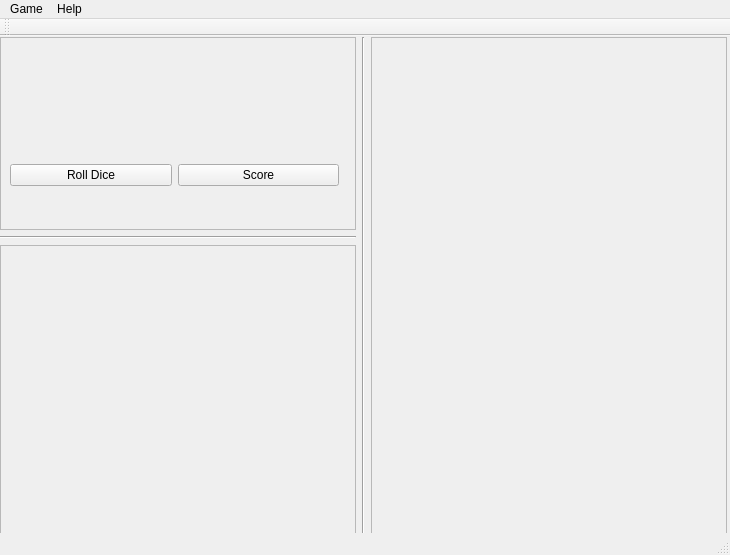
kiloecho78/CS4865, file FinalProject/Yahtzee/gamewindow.ui: the form before one commit.
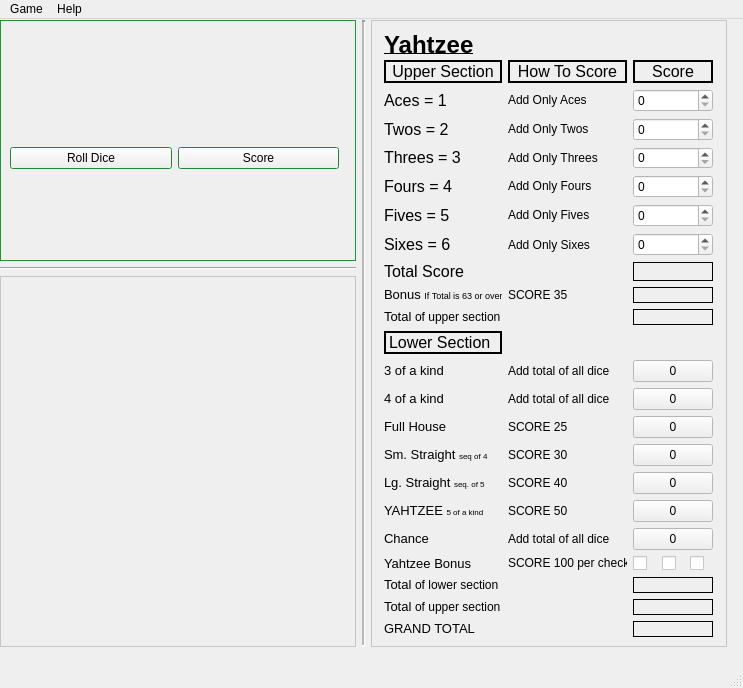
The form after the commit. Icons and pictures are not drawn. Custom widgets are drawn as their Qt base class.

Patch:
```diff
--- a/FinalProject/Yahtzee/gamewindow.ui
+++ b/FinalProject/Yahtzee/gamewindow.ui
@@ -6,21 +6,85 @@
    <rect>
     <x>0</x>
     <y>0</y>
-    <width>730</width>
-    <height>555</height>
+    <width>743</width>
+    <height>688</height>
    </rect>
   </property>
   <property name="windowTitle">
    <string>Yahtzee</string>
   </property>
   <widget class="QWidget" name="centralWidget">
+   <property name="palette">
+    <palette>
+     <active>
+      <colorrole role="Base">
+       <brush brushstyle="SolidPattern">
+        <color alpha="255">
+         <red>255</red>
+         <green>255</green>
+         <blue>255</blue>
+        </color>
+       </brush>
+      </colorrole>
+      <colorrole role="Window">
+       <brush brushstyle="SolidPattern">
+        <color alpha="255">
+         <red>255</red>
+         <green>255</green>
+         <blue>255</blue>
+        </color>
+       </brush>
+      </colorrole>
+     </active>
+     <inactive>
+      <colorrole role="Base">
+       <brush brushstyle="SolidPattern">
+        <color alpha="255">
+         <red>255</red>
+         <green>255</green>
+         <blue>255</blue>
+        </color>
+       </brush>
+      </colorrole>
+      <colorrole role="Window">
+       <brush brushstyle="SolidPattern">
+        <color alpha="255">
+         <red>255</red>
+         <green>255</green>
+         <blue>255</blue>
+        </color>
+       </brush>
+      </colorrole>
+     </inactive>
+     <disabled>
+      <colorrole role="Base">
+       <brush brushstyle="SolidPattern">
+        <color alpha="255">
+         <red>255</red>
+         <green>255</green>
+         <blue>255</blue>
+        </color>
+       </brush>
+      </colorrole>
+      <colorrole role="Window">
+       <brush brushstyle="SolidPattern">
+        <color alpha="255">
+         <red>255</red>
+         <green>255</green>
+         <blue>255</blue>
+        </color>
+       </brush>
+      </colorrole>
+     </disabled>
+    </palette>
+   </property>
    <widget class="QWidget" name="horizontalLayoutWidget">
     <property name="geometry">
      <rect>
       <x>-2</x>
       <y>-1</y>
       <width>731</width>
-      <height>501</height>
+      <height>631</height>
      </rect>
     </property>
     <layout class="QHBoxLayout" name="horizontalLayout">
@@ -52,6 +116,70 @@
            <height>241</height>
           </size>
          </property>
+         <property name="palette">
+          <palette>
+           <active>
+            <colorrole role="Base">
+             <brush brushstyle="SolidPattern">
+              <color alpha="255">
+               <red>255</red>
+               <green>255</green>
+               <blue>255</blue>
+              </color>
+             </brush>
+            </colorrole>
+            <colorrole role="Window">
+             <brush brushstyle="SolidPattern">
+              <color alpha="255">
+               <red>45</red>
+               <green>188</green>
+               <blue>74</blue>
+              </color>
+             </brush>
+            </colorrole>
+           </active>
+           <inactive>
+            <colorrole role="Base">
+             <brush brushstyle="SolidPattern">
+              <color alpha="255">
+               <red>255</red>
+               <green>255</green>
+               <blue>255</blue>
+              </color>
+             </brush>
+            </colorrole>
+            <colorrole role="Window">
+             <brush brushstyle="SolidPattern">
+              <color alpha="255">
+               <red>45</red>
+               <green>188</green>
+               <blue>74</blue>
+              </color>
+             </brush>
+            </colorrole>
+           </inactive>
+           <disabled>
+            <colorrole role="Base">
+             <brush brushstyle="SolidPattern">
+              <color alpha="255">
+               <red>45</red>
+               <green>188</green>
+               <blue>74</blue>
+              </color>
+             </brush>
+            </colorrole>
+            <colorrole role="Window">
+             <brush brushstyle="SolidPattern">
+              <color alpha="255">
+               <red>45</red>
+               <green>188</green>
+               <blue>74</blue>
+              </color>
+             </brush>
+            </colorrole>
+           </disabled>
+          </palette>
+         </property>
          <property name="frameShape">
           <enum>QFrame::StyledPanel</enum>
          </property>
@@ -87,6 +215,18 @@
              </property>
              <item>
               <widget class="Die" name="die1" native="true">
+               <property name="maximumSize">
+                <size>
+                 <width>100</width>
+                 <height>100</height>
+                </size>
+               </property>
+               <property name="sizeIncrement">
+                <size>
+                 <width>1</width>
+                 <height>1</height>
+                </size>
+               </property>
                <property name="text" stdset="0">
                 <string>1</string>
                </property>
@@ -130,7 +270,7 @@
              <property name="sizeHint" stdset="0">
               <size>
                <width>20</width>
-               <height>40</height>
+               <height>20</height>
               </size>
              </property>
             </spacer>
@@ -177,20 +317,638 @@
       </layout>
      </item>
      <item>
-      <widget class="Line" name="line">
+      <widget class="Line" name="leftRightDivider">
+       <property name="lineWidth">
+        <number>2</number>
+       </property>
+       <property name="midLineWidth">
+        <number>2</number>
+       </property>
        <property name="orientation">
         <enum>Qt::Vertical</enum>
        </property>
       </widget>
      </item>
      <item>
-      <widget class="QFrame" name="frame_3">
+      <widget class="QFrame" name="scoreCardFrame">
+       <property name="palette">
+        <palette>
+         <active>
+          <colorrole role="Base">
+           <brush brushstyle="SolidPattern">
+            <color alpha="255">
+             <red>255</red>
+             <green>255</green>
+             <blue>255</blue>
+            </color>
+           </brush>
+          </colorrole>
+          <colorrole role="Window">
+           <brush brushstyle="SolidPattern">
+            <color alpha="255">
+             <red>255</red>
+             <green>255</green>
+             <blue>255</blue>
+            </color>
+           </brush>
+          </colorrole>
+         </active>
+         <inactive>
+          <colorrole role="Base">
+           <brush brushstyle="SolidPattern">
+            <color alpha="255">
+             <red>255</red>
+             <green>255</green>
+             <blue>255</blue>
+            </color>
+           </brush>
+          </colorrole>
+          <colorrole role="Window">
+           <brush brushstyle="SolidPattern">
+            <color alpha="255">
+             <red>255</red>
+             <green>255</green>
+             <blue>255</blue>
+            </color>
+           </brush>
+          </colorrole>
+         </inactive>
+         <disabled>
+          <colorrole role="Base">
+           <brush brushstyle="SolidPattern">
+            <color alpha="255">
+             <red>255</red>
+             <green>255</green>
+             <blue>255</blue>
+            </color>
+           </brush>
+          </colorrole>
+          <colorrole role="Window">
+           <brush brushstyle="SolidPattern">
+            <color alpha="255">
+             <red>255</red>
+             <green>255</green>
+             <blue>255</blue>
+            </color>
+           </brush>
+          </colorrole>
+         </disabled>
+        </palette>
+       </property>
        <property name="frameShape">
         <enum>QFrame::StyledPanel</enum>
        </property>
        <property name="frameShadow">
         <enum>QFrame::Raised</enum>
        </property>
+       <widget class="QWidget" name="gridLayoutWidget">
+        <property name="geometry">
+         <rect>
+          <x>2</x>
+          <y>0</y>
+          <width>351</width>
+          <height>627</height>
+         </rect>
+        </property>
+        <layout class="QGridLayout" name="scoreCardLayout">
+         <item row="11" column="1">
+          <widget class="QLabel" name="lowerColHead">
+           <property name="frameShape">
+            <enum>QFrame::Box</enum>
+           </property>
+           <property name="lineWidth">
+            <number>2</number>
+           </property>
+           <property name="text">
+            <string>&lt;html&gt;&lt;head/&gt;&lt;body&gt;&lt;p&gt;&lt;span style=&quot; font-size:12pt;&quot;&gt;Lower Section&lt;/span&gt;&lt;/p&gt;&lt;/body&gt;&lt;/html&gt;</string>
+           </property>
+          </widget>
+         </item>
+         <item row="18" column="1">
+          <widget class="QLabel" name="cRow">
+           <property name="text">
+            <string>&lt;html&gt;&lt;head/&gt;&lt;body&gt;&lt;p&gt;&lt;span style=&quot; font-size:10pt;&quot;&gt;Chance&lt;/span&gt;&lt;/p&gt;&lt;/body&gt;&lt;/html&gt;</string>
+           </property>
+          </widget>
+         </item>
+         <item row="20" column="1">
+          <widget class="QLabel" name="totalLSRow">
+           <property name="text">
+            <string>&lt;html&gt;&lt;head/&gt;&lt;body&gt;&lt;p&gt;&lt;span style=&quot; font-size:10pt;&quot;&gt;Total &lt;/span&gt;of lower section&lt;/p&gt;&lt;/body&gt;&lt;/html&gt;
+</string>
+           </property>
+          </widget>
+         </item>
+         <item row="22" column="1">
+          <widget class="QLabel" name="totalGrandRow">
+           <property name="text">
+            <string>&lt;html&gt;&lt;head/&gt;&lt;body&gt;&lt;p&gt;&lt;span style=&quot; font-size:10pt;&quot;&gt;GRAND TOTAL&lt;/span&gt;&lt;/p&gt;&lt;/body&gt;&lt;/html&gt;</string>
+           </property>
+          </widget>
+         </item>
+         <item row="16" column="1">
+          <widget class="QLabel" name="lsRow">
+           <property name="text">
+            <string>&lt;html&gt;&lt;head/&gt;&lt;body&gt;&lt;p&gt;&lt;span style=&quot; font-size:10pt;&quot;&gt;Lg. Straight &lt;/span&gt;&lt;span style=&quot; font-size:6pt;&quot;&gt;seq. of 5&lt;/span&gt;&lt;/p&gt;&lt;/body&gt;&lt;/html&gt;</string>
+           </property>
+          </widget>
+         </item>
+         <item row="8" column="1">
+          <widget class="QLabel" name="totalRow1">
+           <property name="text">
+            <string>&lt;html&gt;&lt;head/&gt;&lt;body&gt;&lt;p&gt;&lt;span style=&quot; font-size:12pt;&quot;&gt;Total Score&lt;/span&gt;&lt;/p&gt;&lt;/body&gt;&lt;/html&gt;</string>
+           </property>
+          </widget>
+         </item>
+         <item row="19" column="1">
+          <widget class="QLabel" name="ybRow">
+           <property name="text">
+            <string>&lt;html&gt;&lt;head/&gt;&lt;body&gt;&lt;p&gt;&lt;span style=&quot; font-size:10pt;&quot;&gt;Yahtzee Bonus&lt;/span&gt;&lt;/p&gt;&lt;/body&gt;&lt;/html&gt;</string>
+           </property>
+          </widget>
+         </item>
+         <item row="14" column="1">
+          <widget class="QLabel" name="fhRow">
+           <property name="text">
+            <string>&lt;html&gt;&lt;head/&gt;&lt;body&gt;&lt;p&gt;&lt;span style=&quot; font-size:10pt;&quot;&gt;Full House&lt;/span&gt;&lt;/p&gt;&lt;/body&gt;&lt;/html&gt;</string>
+           </property>
+          </widget>
+         </item>
+         <item row="17" column="1">
+          <widget class="QLabel" name="yRow">
+           <property name="text">
+            <string>&lt;html&gt;&lt;head/&gt;&lt;body&gt;&lt;p&gt;&lt;span style=&quot; font-size:10pt;&quot;&gt;YAHTZEE &lt;/span&gt;&lt;span style=&quot; font-size:6pt;&quot;&gt;5 of a kind&lt;/span&gt;&lt;/p&gt;&lt;/body&gt;&lt;/html&gt;</string>
+           </property>
+          </widget>
+         </item>
+         <item row="10" column="1">
+          <widget class="QLabel" name="totalRow2">
+           <property name="frameShape">
+            <enum>QFrame::NoFrame</enum>
+           </property>
+           <property name="lineWidth">
+            <number>2</number>
+           </property>
+           <property name="text">
+            <string>&lt;html&gt;&lt;head/&gt;&lt;body&gt;&lt;p&gt;&lt;span style=&quot; font-size:10pt;&quot;&gt;Total &lt;/span&gt;of upper section&lt;/p&gt;&lt;/body&gt;&lt;/html&gt;</string>
+           </property>
+          </widget>
+         </item>
+         <item row="13" column="1">
+          <widget class="QLabel" name="foaKRow">
+           <property name="text">
+            <string>&lt;html&gt;&lt;head/&gt;&lt;body&gt;&lt;p&gt;&lt;span style=&quot; font-size:10pt;&quot;&gt;4 of a kind&lt;/span&gt;&lt;/p&gt;&lt;/body&gt;&lt;/html&gt;</string>
+           </property>
+          </widget>
+         </item>
+         <item row="12" column="1">
+          <widget class="QLabel" name="toaKRow">
+           <property name="text">
+            <string>&lt;html&gt;&lt;head/&gt;&lt;body&gt;&lt;p&gt;&lt;span style=&quot; font-size:10pt;&quot;&gt;3 of a kind&lt;/span&gt;&lt;/p&gt;&lt;/body&gt;&lt;/html&gt;</string>
+           </property>
+          </widget>
+         </item>
+         <item row="9" column="1">
+          <widget class="QLabel" name="bonusRow">
+           <property name="text">
+            <string>&lt;html&gt;&lt;head/&gt;&lt;body&gt;&lt;p&gt;&lt;span style=&quot; font-size:10pt;&quot;&gt;Bonus &lt;/span&gt;&lt;span style=&quot; font-size:7pt;&quot;&gt;If Total is 63 or over&lt;/span&gt;&lt;/p&gt;&lt;/body&gt;&lt;/html&gt;</string>
+           </property>
+          </widget>
+         </item>
+         <item row="15" column="1">
+          <widget class="QLabel" name="ssRow">
+           <property name="text">
+            <string>&lt;html&gt;&lt;head/&gt;&lt;body&gt;&lt;p&gt;&lt;span style=&quot; font-size:10pt;&quot;&gt;Sm. Straight &lt;/span&gt;&lt;span style=&quot; font-size:6pt;&quot;&gt;seq of 4&lt;/span&gt;&lt;/p&gt;&lt;/body&gt;&lt;/html&gt;</string>
+           </property>
+          </widget>
+         </item>
+         <item row="1" column="2">
+          <widget class="QLabel" name="howToColHead">
+           <property name="frameShape">
+            <enum>QFrame::Box</enum>
+           </property>
+           <property name="lineWidth">
+            <number>2</number>
+           </property>
+           <property name="text">
+            <string>&lt;html&gt;&lt;head/&gt;&lt;body&gt;&lt;p&gt;&lt;span style=&quot; font-size:12pt;&quot;&gt;How To Score&lt;/span&gt;&lt;/p&gt;&lt;/body&gt;&lt;/html&gt;</string>
+           </property>
+           <property name="alignment">
+            <set>Qt::AlignCenter</set>
+           </property>
+          </widget>
+         </item>
+         <item row="0" column="3">
+          <widget class="QLabel" name="playerName">
+           <property name="baseSize">
+            <size>
+             <width>1</width>
+             <height>2</height>
+            </size>
+           </property>
+          </widget>
+         </item>
+         <item row="0" column="1" colspan="2">
+          <widget class="QLabel" name="gameLabel">
+           <property name="sizePolicy">
+            <sizepolicy hsizetype="Preferred" vsizetype="Preferred">
+             <horstretch>0</horstretch>
+             <verstretch>0</verstretch>
+            </sizepolicy>
+           </property>
+           <property name="baseSize">
+            <size>
+             <width>2</width>
+             <height>2</height>
+            </size>
+           </property>
+           <property name="palette">
+            <palette>
+             <active>
+              <colorrole role="Midlight">
+               <brush brushstyle="SolidPattern">
+                <color alpha="255">
+                 <red>255</red>
+                 <green>255</green>
+                 <blue>255</blue>
+                </color>
+               </brush>
+              </colorrole>
+             </active>
+             <inactive>
+              <colorrole role="Midlight">
+               <brush brushstyle="SolidPattern">
+                <color alpha="255">
+                 <red>255</red>
+                 <green>255</green>
+                 <blue>255</blue>
+                </color>
+               </brush>
+              </colorrole>
+             </inactive>
+             <disabled>
+              <colorrole role="Midlight">
+               <brush brushstyle="SolidPattern">
+                <color alpha="255">
+                 <red>247</red>
+                 <green>247</green>
+                 <blue>247</blue>
+                </color>
+               </brush>
+              </colorrole>
+             </disabled>
+            </palette>
+           </property>
+           <property name="frameShape">
+            <enum>QFrame::NoFrame</enum>
+           </property>
+           <property name="text">
+            <string>&lt;html&gt;&lt;head/&gt;&lt;body&gt;&lt;p&gt;&lt;span style=&quot; font-size:18pt; font-weight:600; text-decoration: underline;&quot;&gt;Yahtzee&lt;/span&gt;&lt;/p&gt;&lt;/body&gt;&lt;/html&gt;</string>
+           </property>
+          </widget>
+         </item>
+         <item row="1" column="3">
+          <widget class="QLabel" name="scoreColHead">
+           <property name="frameShape">
+            <enum>QFrame::Box</enum>
+           </property>
+           <property name="lineWidth">
+            <number>2</number>
+           </property>
+           <property name="text">
+            <string>&lt;html&gt;&lt;head/&gt;&lt;body&gt;&lt;p&gt;&lt;span style=&quot; font-size:12pt;&quot;&gt;Score&lt;/span&gt;&lt;/p&gt;&lt;/body&gt;&lt;/html&gt;</string>
+           </property>
+           <property name="alignment">
+            <set>Qt::AlignCenter</set>
+           </property>
+          </widget>
+         </item>
+         <item row="1" column="1">
+          <widget class="QLabel" name="upperColHead">
+           <property name="frameShape">
+            <enum>QFrame::Box</enum>
+           </property>
+           <property name="lineWidth">
+            <number>2</number>
+           </property>
+           <property name="text">
+            <string>&lt;html&gt;&lt;head/&gt;&lt;body&gt;&lt;p&gt;&lt;span style=&quot; font-size:12pt;&quot;&gt;Upper Section&lt;/span&gt;&lt;/p&gt;&lt;/body&gt;&lt;/html&gt;</string>
+           </property>
+           <property name="alignment">
+            <set>Qt::AlignCenter</set>
+           </property>
+          </widget>
+         </item>
+         <item row="2" column="1">
+          <widget class="QLabel" name="onesRow">
+           <property name="frameShape">
+            <enum>QFrame::NoFrame</enum>
+           </property>
+           <property name="text">
+            <string>&lt;html&gt;&lt;head/&gt;&lt;body&gt;&lt;p align=&quot;justify&quot;&gt;&lt;span style=&quot; font-size:12pt;&quot;&gt;Aces &lt;/span&gt;&lt;img src=&quot;:/diePics/ace.bmp&quot;/&gt;&lt;span style=&quot; font-size:12pt;&quot;&gt; = 1&lt;/span&gt;&lt;/p&gt;&lt;/body&gt;&lt;/html&gt;</string>
+           </property>
+          </widget>
+         </item>
+         <item row="6" column="1">
+          <widget class="QLabel" name="fivesRow">
+           <property name="text">
+            <string>&lt;html&gt;&lt;head/&gt;&lt;body&gt;&lt;p&gt;&lt;span style=&quot; font-size:12pt;&quot;&gt;Fives &lt;/span&gt;&lt;img src=&quot;:/diePics/five.bmp&quot;/&gt;&lt;span style=&quot; font-size:12pt;&quot;&gt; = 5&lt;/span&gt;&lt;/p&gt;&lt;/body&gt;&lt;/html&gt;</string>
+           </property>
+          </widget>
+         </item>
+         <item row="3" column="1">
+          <widget class="QLabel" name="twosRow">
+           <property name="text">
+            <string>&lt;html&gt;&lt;head/&gt;&lt;body&gt;&lt;p align=&quot;justify&quot;&gt;&lt;span style=&quot; font-size:12pt;&quot;&gt;Twos &lt;/span&gt;&lt;img src=&quot;:/diePics/two.bmp&quot;/&gt;&lt;span style=&quot; font-size:12pt;&quot;&gt; = 2&lt;/span&gt;&lt;/p&gt;&lt;/body&gt;&lt;/html&gt;</string>
+           </property>
+          </widget>
+         </item>
+         <item row="3" column="3">
+          <widget class="QSpinBox" name="twosSpinBox">
+           <property name="maximum">
+            <number>10</number>
+           </property>
+           <property name="singleStep">
+            <number>2</number>
+           </property>
+          </widget>
+         </item>
+         <item row="2" column="3">
+          <widget class="QSpinBox" name="onesSpinBox">
+           <property name="frame">
+            <bool>true</bool>
+           </property>
+           <property name="showGroupSeparator" stdset="0">
+            <bool>false</bool>
+           </property>
+           <property name="maximum">
+            <number>5</number>
+           </property>
+          </widget>
+         </item>
+         <item row="5" column="1">
+          <widget class="QLabel" name="foursRow">
+           <property name="text">
+            <string>&lt;html&gt;&lt;head/&gt;&lt;body&gt;&lt;p&gt;&lt;span style=&quot; font-size:12pt;&quot;&gt;Fours &lt;/span&gt;&lt;img src=&quot;:/diePics/four.bmp&quot;/&gt;&lt;span style=&quot; font-size:12pt;&quot;&gt; = 4&lt;/span&gt;&lt;/p&gt;&lt;/body&gt;&lt;/html&gt;</string>
+           </property>
+          </widget>
+         </item>
+         <item row="7" column="1">
+          <widget class="QLabel" name="sixesRow">
+           <property name="text">
+            <string>&lt;html&gt;&lt;head/&gt;&lt;body&gt;&lt;p&gt;&lt;span style=&quot; font-size:12pt;&quot;&gt;Sixes  &lt;/span&gt;&lt;img src=&quot;:/diePics/six.bmp&quot;/&gt;&lt;span style=&quot; font-size:12pt;&quot;&gt; = 6&lt;/span&gt;&lt;/p&gt;&lt;/body&gt;&lt;/html&gt;</string>
+           </property>
+          </widget>
+         </item>
+         <item row="4" column="1">
+          <widget class="QLabel" name="threesRow">
+           <property name="text">
+            <string>&lt;html&gt;&lt;head/&gt;&lt;body&gt;&lt;p align=&quot;justify&quot;&gt;&lt;span style=&quot; font-size:12pt;&quot;&gt;Threes &lt;/span&gt;&lt;img src=&quot;:/diePics/three.bmp&quot;/&gt;&lt;span style=&quot; font-size:12pt;&quot;&gt; = 3&lt;/span&gt;&lt;/p&gt;&lt;/body&gt;&lt;/html&gt;</string>
+           </property>
+          </widget>
+         </item>
+         <item row="21" column="1">
+          <widget class="QLabel" name="totalUSRow">
+           <property name="text">
+            <string>&lt;html&gt;&lt;head/&gt;&lt;body&gt;&lt;p&gt;&lt;span style=&quot; font-size:10pt;&quot;&gt;Total &lt;/span&gt;of upper section&lt;/p&gt;&lt;/body&gt;&lt;/html&gt;</string>
+           </property>
+          </widget>
+         </item>
+         <item row="2" column="2">
+          <widget class="QLabel" name="howTo1">
+           <property name="text">
+            <string>&lt;html&gt;&lt;head/&gt;&lt;body&gt;&lt;p&gt;Add Only Aces&lt;/p&gt;&lt;/body&gt;&lt;/html&gt;</string>
+           </property>
+          </widget>
+         </item>
+         <item row="3" column="2">
+          <widget class="QLabel" name="howTo2">
+           <property name="text">
+            <string>&lt;html&gt;&lt;head/&gt;&lt;body&gt;&lt;p&gt;Add Only Twos&lt;/p&gt;&lt;/body&gt;&lt;/html&gt;</string>
+           </property>
+          </widget>
+         </item>
+         <item row="4" column="2">
+          <widget class="QLabel" name="howTo3">
+           <property name="text">
+            <string>&lt;html&gt;&lt;head/&gt;&lt;body&gt;&lt;p&gt;Add Only Threes&lt;/p&gt;&lt;/body&gt;&lt;/html&gt;</string>
+           </property>
+          </widget>
+         </item>
+         <item row="5" column="2">
+          <widget class="QLabel" name="howTo4">
+           <property name="text">
+            <string>&lt;html&gt;&lt;head/&gt;&lt;body&gt;&lt;p&gt;Add Only Fours&lt;/p&gt;&lt;/body&gt;&lt;/html&gt;</string>
+           </property>
+          </widget>
+         </item>
+         <item row="6" column="2">
+          <widget class="QLabel" name="howTo5">
+           <property name="text">
+            <string>&lt;html&gt;&lt;head/&gt;&lt;body&gt;&lt;p&gt;Add Only Fives&lt;/p&gt;&lt;/body&gt;&lt;/html&gt;</string>
+           </property>
+          </widget>
+         </item>
+         <item row="7" column="2">
+          <widget class="QLabel" name="howTo6">
+           <property name="text">
+            <string>Add Only Sixes</string>
+           </property>
+          </widget>
+         </item>
+         <item row="9" column="2">
+          <widget class="QLabel" name="howTo8b">
+           <property name="text">
+            <string>SCORE 35</string>
+           </property>
+          </widget>
+         </item>
+         <item row="12" column="2">
+          <widget class="QLabel" name="howTo103oak">
+           <property name="text">
+            <string>&lt;html&gt;&lt;head/&gt;&lt;body&gt;&lt;p&gt;Add total of all dice&lt;/p&gt;&lt;/body&gt;&lt;/html&gt;</string>
+           </property>
+          </widget>
+         </item>
+         <item row="13" column="2">
+          <widget class="QLabel" name="howTo114oak">
+           <property name="text">
+            <string>Add total of all dice</string>
+           </property>
+          </widget>
+         </item>
+         <item row="14" column="2">
+          <widget class="QLabel" name="howTo12fh">
+           <property name="text">
+            <string>SCORE 25</string>
+           </property>
+          </widget>
+         </item>
+         <item row="15" column="2">
+          <widget class="QLabel" name="howTo13ss">
+           <property name="text">
+            <string>SCORE 30</string>
+           </property>
+          </widget>
+         </item>
+         <item row="16" column="2">
+          <widget class="QLabel" name="howTo14ls">
+           <property name="text">
+            <string>SCORE 40</string>
+           </property>
+          </widget>
+         </item>
+         <item row="17" column="2">
+          <widget class="QLabel" name="howTo15y">
+           <property name="text">
+            <string>SCORE 50</string>
+           </property>
+          </widget>
+         </item>
+         <item row="18" column="2">
+          <widget class="QLabel" name="howTo16c">
+           <property name="text">
+            <string>Add total of all dice</string>
+           </property>
+          </widget>
+         </item>
+         <item row="19" column="2">
+          <widget class="QLabel" name="howTo17yb">
+           <property name="text">
+            <string>&lt;html&gt;&lt;head/&gt;&lt;body&gt;&lt;p&gt;SCORE 100 per check&lt;/p&gt;&lt;/body&gt;&lt;/html&gt;</string>
+           </property>
+          </widget>
+         </item>
+         <item row="19" column="3">
+          <layout class="QHBoxLayout" name="bonusHorizontalLayout_4">
+           <item>
+            <widget class="QCheckBox" name="bonus1">
+             <property name="enabled">
+              <bool>false</bool>
+             </property>
+            </widget>
+           </item>
+           <item>
+            <widget class="QCheckBox" name="bonus2">
+             <property name="enabled">
+              <bool>false</bool>
+             </property>
+            </widget>
+           </item>
+           <item>
+            <widget class="QCheckBox" name="bonus3">
+             <property name="enabled">
+              <bool>false</bool>
+             </property>
+            </widget>
+           </item>
+          </layout>
+         </item>
+         <item row="4" column="3">
+          <widget class="QSpinBox" name="threesSpinBox"/>
+         </item>
+         <item row="5" column="3">
+          <widget class="QSpinBox" name="foursSpinBox"/>
+         </item>
+         <item row="6" column="3">
+          <widget class="QSpinBox" name="fivesSpinBox"/>
+         </item>
+         <item row="7" column="3">
+          <widget class="QSpinBox" name="sixesSpinBox"/>
+         </item>
+         <item row="8" column="3">
+          <widget class="QLabel" name="totalUpper1">
+           <property name="frameShape">
+            <enum>QFrame::Box</enum>
+           </property>
+          </widget>
+         </item>
+         <item row="9" column="3">
+          <widget class="QLabel" name="totalBonusAdded">
+           <property name="frameShape">
+            <enum>QFrame::Box</enum>
+           </property>
+          </widget>
+         </item>
+         <item row="10" column="3">
+          <widget class="QLabel" name="totalUpper2">
+           <property name="frameShape">
+            <enum>QFrame::Box</enum>
+           </property>
+          </widget>
+         </item>
+         <item row="12" column="3">
+          <widget class="QPushButton" name="toakScore">
+           <property name="text">
+            <string>0</string>
+           </property>
+          </widget>
+         </item>
+         <item row="13" column="3">
+          <widget class="QPushButton" name="foakScore">
+           <property name="text">
+            <string>0</string>
+           </property>
+          </widget>
+         </item>
+         <item row="14" column="3">
+          <widget class="QPushButton" name="fhScore">
+           <property name="text">
+            <string>0</string>
+           </property>
+          </widget>
+         </item>
+         <item row="15" column="3">
+          <widget class="QPushButton" name="ssScore">
+           <property name="text">
+            <string>0</string>
+           </property>
+          </widget>
+         </item>
+         <item row="16" column="3">
+          <widget class="QPushButton" name="lsScore">
+           <property name="text">
+            <string>0</string>
+           </property>
+          </widget>
+         </item>
+         <item row="17" column="3">
+          <widget class="QPushButton" name="yScore">
+           <property name="text">
+            <string>0</string>
+           </property>
+          </widget>
+         </item>
+         <item row="18" column="3">
+          <widget class="QPushButton" name="pushButton_2">
+           <property name="text">
+            <string>0</string>
+           </property>
+          </widget>
+         </item>
+         <item row="20" column="3">
+          <widget class="QLabel" name="totalLSScore">
+           <property name="frameShape">
+            <enum>QFrame::Box</enum>
+           </property>
+          </widget>
+         </item>
+         <item row="21" column="3">
+          <widget class="QLabel" name="totalUSScore">
+           <property name="frameShape">
+            <enum>QFrame::Box</enum>
+           </property>
+          </widget>
+         </item>
+         <item row="22" column="3">
+          <widget class="QLabel" name="totalGrandScore">
+           <property name="frameShape">
+            <enum>QFrame::Box</enum>
+           </property>
+          </widget>
+         </item>
+        </layout>
+       </widget>
       </widget>
      </item>
     </layout>
@@ -201,7 +959,7 @@
     <rect>
      <x>0</x>
      <y>0</y>
-     <width>730</width>
+     <width>743</width>
      <height>21</height>
     </rect>
    </property>
@@ -219,14 +977,6 @@
    <addaction name="menuGame"/>
    <addaction name="menuHelp"/>
   </widget>
-  <widget class="QToolBar" name="mainToolBar">
-   <attribute name="toolBarArea">
-    <enum>TopToolBarArea</enum>
-   </attribute>
-   <attribute name="toolBarBreak">
-    <bool>false</bool>
-   </attribute>
-  </widget>
   <widget class="QStatusBar" name="statusBar"/>
   <action name="action_New_Game">
    <property name="text">
```
Left out of the diff: 20 changed lines with no effect on the pictures.
